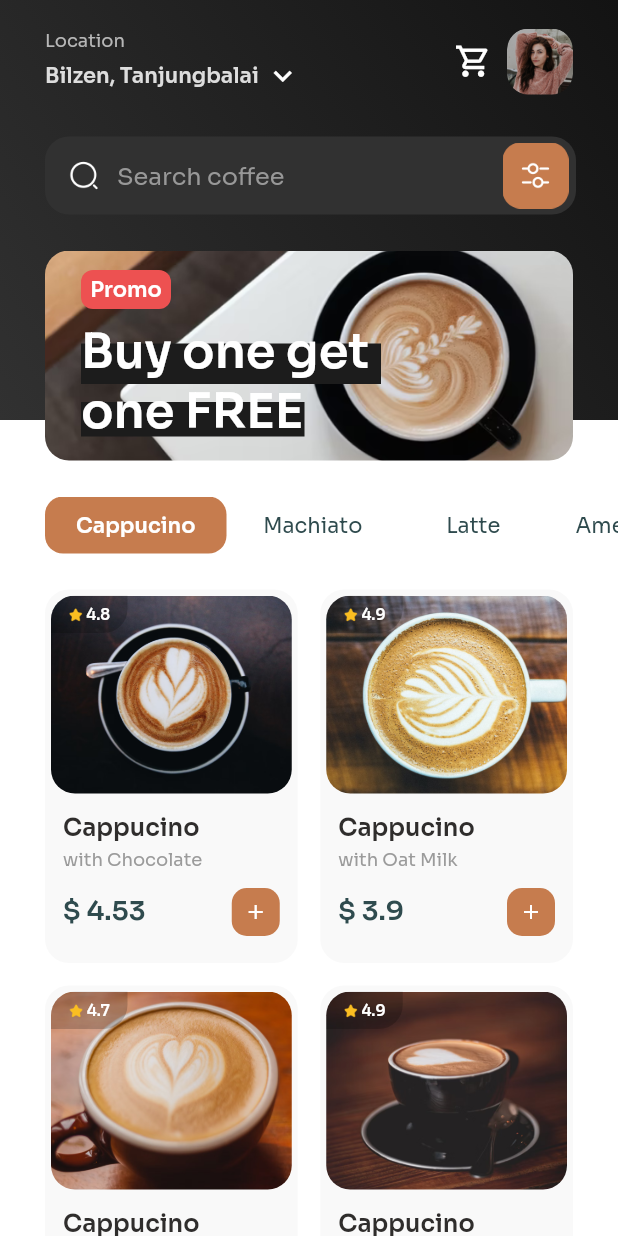
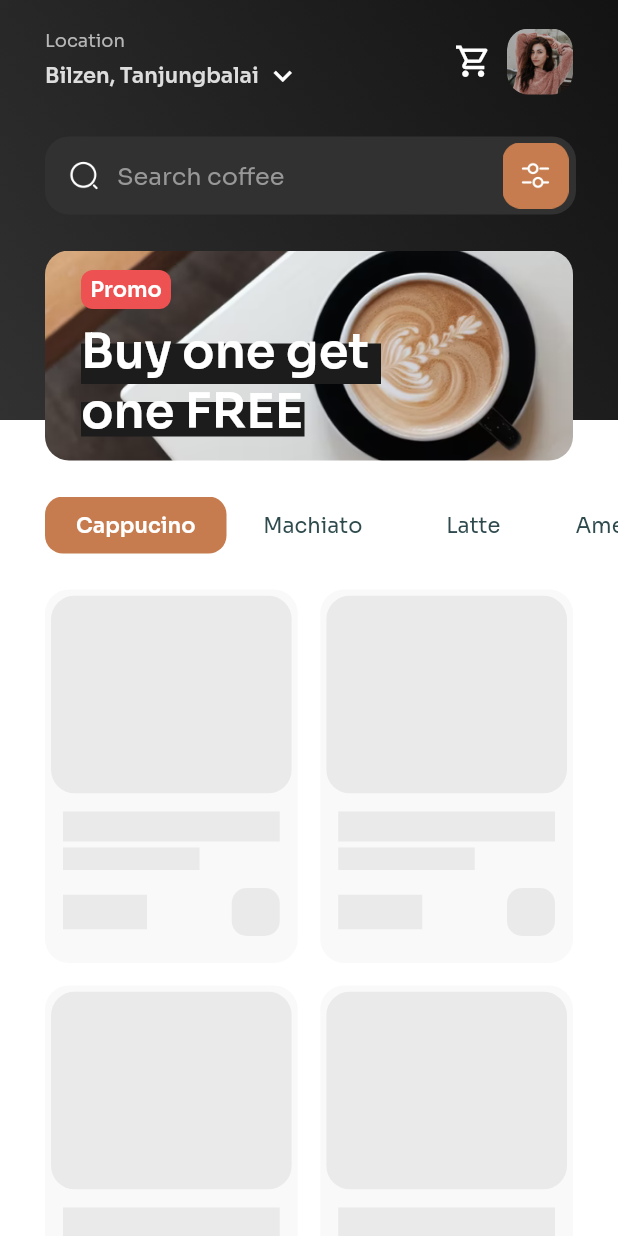
Before and after one commit to trihadi17/coffee, a Flutter app: the HomePage screen opened by its route, on a phone screen of 412 x 824 dp. Run offline on Flutter 3.47's test engine with Material 2 defaults, Android fonts, the phone set to English and light mode, and no system bars; drawn by our look-alikes of shimmer; our stand-ins replace fluttertoast, google_fonts.

Commit message:
Penambahan Shimmer (Skeleton) Pada Home Page

```diff
--- a/lib/pages/home_page.dart
+++ b/lib/pages/home_page.dart
@@ -5,10 +5,12 @@ import 'package:coffee/theme.dart';
 
 // Package
 import 'package:google_fonts/google_fonts.dart';
+import 'package:shimmer/shimmer.dart';
 
 // Widget
 import '../widgets/category.dart';
 import '../widgets/product_card.dart';
+import '../widgets/skeleton_product.dart';
 
 class HomePage extends StatefulWidget {
   @override
@@ -21,6 +23,20 @@ class _HomePageState extends State<HomePage> {
   // Variable yang menyimpan data category coffee
   String selectedCategoryCoffee = 'Cappucino';
   bool isLoading = false;
+
+  @override
+  void initState() {
+    setState(() {
+      isLoading = true;
+    });
+
+    Future.delayed(Duration(seconds: 2), () {
+      setState(() {
+        isLoading = false;
+      });
+    });
+    super.initState();
+  }
 
   // mengambil nilai parameter dari widget CategoryCoffe() ketika di klik dan parsing nilai tersebut ke variable
   void coffeeSelected(String select) {
@@ -256,6 +272,66 @@ class _HomePageState extends State<HomePage> {
       );
     }
 
+    Widget buildLoading() {
+      return Container(
+        margin: EdgeInsets.symmetric(
+          horizontal: 30,
+        ),
+        child: Wrap(
+          spacing: 15,
+          runSpacing: 15,
+          children: [
+            SkeletonProduct(),
+            SkeletonProduct(),
+            SkeletonProduct(),
+            SkeletonProduct(),
+          ],
+        ),
+      );
+    }
+
+    Widget buildProduct() {
+      return Container(
+        margin: EdgeInsets.symmetric(
+          horizontal: 30,
+        ),
+        child: Wrap(
+          spacing: 15,
+          runSpacing: 15,
+          children: [
+            ProductCard(
+              imageUrl: 'assets/coffe_image1.png',
+              name: 'Cappucino',
+              subName: 'with Chocolate',
+              price: 4.53,
+              rating: 4.8,
+            ),
+            ProductCard(
+              imageUrl: 'assets/coffe_image2.png',
+              name: 'Cappucino',
+              subName: 'with Oat Milk',
+              price: 3.90,
+              rating: 4.9,
+            ),
+            ProductCard(
+              imageUrl: 'assets/coffe_image3.png',
+              name: 'Cappucino',
+              subName: 'with Ice Cream',
+              price: 5.00,
+              rating: 4.7,
+            ),
+            ProductCard(
+              imageUrl: 'assets/coffe_image4.png',
+              name: 'Cappucino',
+              subName: 'with Chocolate',
+              price: 4.69,
+              rating: 4.9,
+            ),
+          ],
+        ),
+      );
+    }
+
     Widget content() {
       return Column(
         crossAxisAlignment: CrossAxisAlignment.start,
@@ -300,64 +376,7 @@ class _HomePageState extends State<HomePage> {
 
           // Card
           // Loading dulu sebelum menampilkan data
-          isLoading
-              ? Column(
-                  children: [
-                    SizedBox(
-                      height: 100,
-                    ),
-                    Center(
-                      child: Container(
-                        width: 50,
-                        height: 50,
-                        child: CircularProgressIndicator(
-                          color: brownColor,
-                          backgroundColor: whiteColor,
-                          strokeWidth: 2,
-                        ),
-                      ),
-                    ),
-                  ],
-                )
-              : Container(
-                  margin: EdgeInsets.symmetric(
-                    horizontal: 30,
-                  ),
-                  child: Wrap(
-                    spacing: 15,
-                    runSpacing: 15,
-                    children: [
-                      ProductCard(
-                        imageUrl: 'assets/coffe_image1.png',
-                        name: 'Cappucino',
-                        subName: 'with Chocolate',
-                        price: 4.53,
-                        rating: 4.8,
-                      ),
-                      ProductCard(
-                        imageUrl: 'assets/coffe_image2.png',
-                        name: 'Cappucino',
-                        subName: 'with Oat Milk',
-                        price: 3.90,
-                        rating: 4.9,
-                      ),
-                      ProductCard(
-                        imageUrl: 'assets/coffe_image3.png',
-                        name: 'Cappucino',
-                        subName: 'with Ice Cream',
-                        price: 5.00,
-                        rating: 4.7,
-                      ),
-                      ProductCard(
-                        imageUrl: 'assets/coffe_image4.png',
-                        name: 'Cappucino',
-                        subName: 'with Chocolate',
-                        price: 4.69,
-                        rating: 4.9,
-                      ),
-                    ],
-                  ),
-                ),
+          isLoading ? buildLoading() : buildProduct(),
 
           SizedBox(
             height: 20,
--- /dev/null
+++ b/lib/widgets/skeleton_product.dart
@@ -0,0 +1,119 @@
+import 'package:flutter/material.dart';
+
+// Theme
+import 'package:coffee/theme.dart';
+import 'package:shimmer/shimmer.dart';
+
+class SkeletonProduct extends StatelessWidget {
+  const SkeletonProduct({Key? key}) : super(key: key);
+
+  @override
+  Widget build(BuildContext context) {
+    return Container(
+      height: 249,
+      width: (MediaQuery.of(context).size.width - 75) / 2,
+      decoration: BoxDecoration(
+        color: Color(0xffF9F9F9),
+        borderRadius: BorderRadius.circular(16),
+      ),
+      child: Column(
+        crossAxisAlignment: CrossAxisAlignment.start,
+        children: [
+          // IMAGE
+          Padding(
+            padding: const EdgeInsets.only(
+              left: 4,
+              top: 4,
+              right: 4,
+              bottom: 12,
+            ),
+            child: ClipRRect(
+              borderRadius: BorderRadius.circular(16),
+              child: Shimmer.fromColors(
+                baseColor: Color(0xffEAEAEA),
+                highlightColor: whiteColor,
+                child: Container(
+                  height: 132,
+                  width: double.infinity,
+                  color: Color(0xffEAEAEA),
+                ),
+              ),
+            ),
+          ),
+
+          // Product Name
+          Padding(
+            padding: EdgeInsets.symmetric(
+              horizontal: 12,
+            ),
+            child: Shimmer.fromColors(
+              baseColor: Color(0xffEAEAEA),
+              highlightColor: whiteColor,
+              child: Container(
+                width: double.infinity,
+                height: 20,
+                color: Color(0xffEAEAEA),
+              ),
+            ),
+          ),
+
+          SizedBox(
+            height: 4,
+          ),
+
+          // Product Subname
+          Padding(
+            padding: EdgeInsets.symmetric(
+              horizontal: 12,
+            ),
+            child: Shimmer.fromColors(
+              baseColor: Color(0xffEAEAEA),
+              highlightColor: whiteColor,
+              child: Container(
+                width: 91,
+                height: 15,
+                color: Color(0xffEAEAEA),
+              ),
+            ),
+          ),
+
+          SizedBox(
+            height: 12,
+          ),
+
+          Padding(
+            padding: const EdgeInsets.symmetric(horizontal: 12),
+            child: Row(
+              mainAxisAlignment: MainAxisAlignment.spaceBetween,
+              children: [
+                // Product Price
+                Shimmer.fromColors(
+                  baseColor: Color(0xffEAEAEA),
+                  highlightColor: whiteColor,
+                  child: Container(
+                    width: 56,
+                    height: 23,
+                    color: Color(0xffEAEAEA),
+                  ),
+                ),
+                // Button (Add to Cart)
+                Shimmer.fromColors(
+                  baseColor: Color(0xffEAEAEA),
+                  highlightColor: whiteColor,
+                  child: Container(
+                    height: 32,
+                    width: 32,
+                    decoration: BoxDecoration(
+                      color: Color(0xffEAEAEA),
+                      borderRadius: BorderRadius.circular(10),
+                    ),
+                  ),
+                ),
+              ],
+            ),
+          )
+        ],
+      ),
+    );
+  }
+}
--- a/pubspec.yaml
+++ b/pubspec.yaml
@@ -33,6 +33,7 @@ dependencies:
   fluttertoast: ^8.2.5
   google_fonts: ^3.0.0
   provider: ^6.1.2
+  shimmer: ^3.0.0
 
 dev_dependencies:
   flutter_lints: ^2.0.0
```
Also changed, not shown: pubspec.lock.
